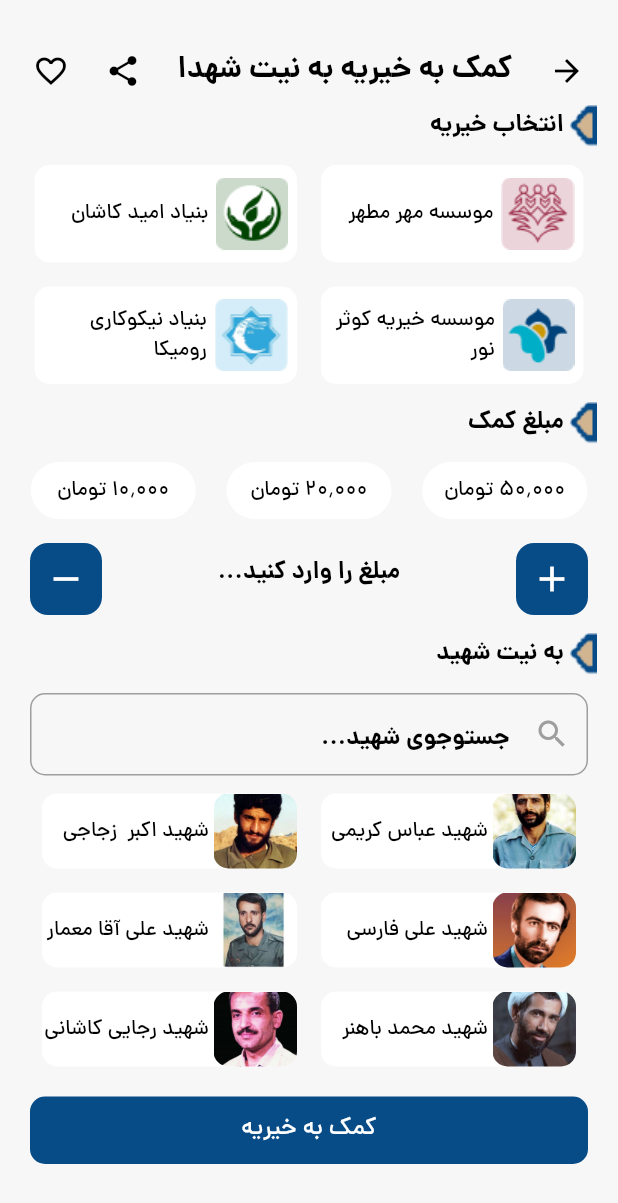
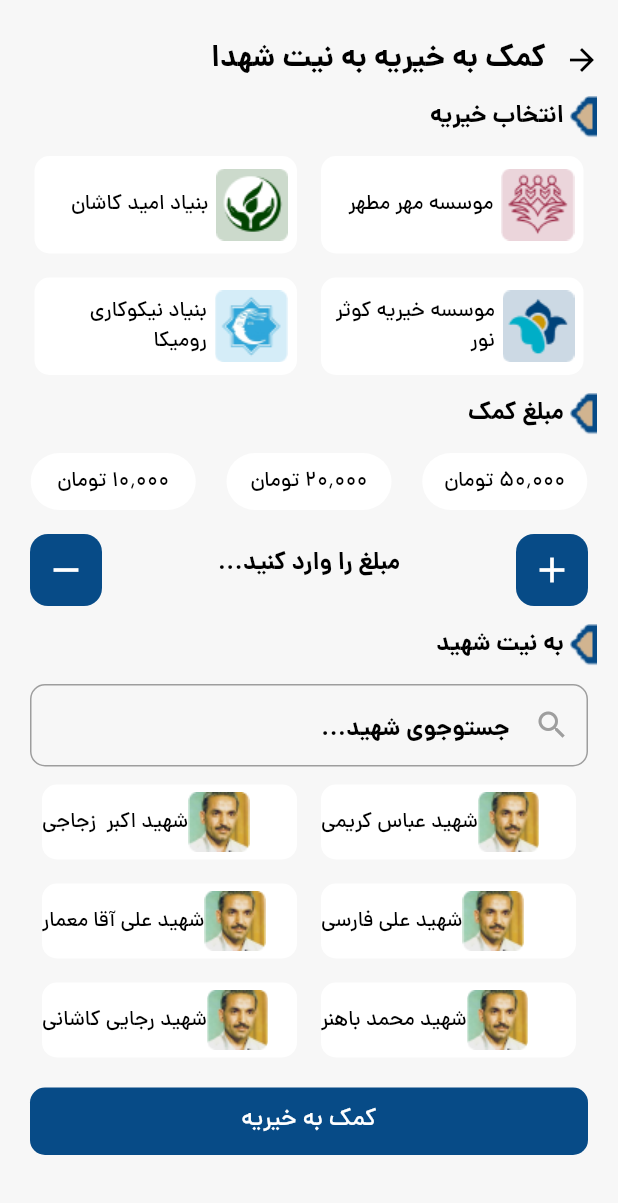
Before and after one commit to Ho3einTahan/shahidNeshan, a Flutter app: the HelpToKheyrieScreen screen opened directly, on a phone screen of 412 x 824 dp. Shown: the top 1203 px of the screen. Run offline on Flutter 3.47's test engine with Material 3 defaults, Android fonts, the phone set to English and light mode, and no system bars; our stand-ins replace flutter_bloc, flutter_map, flutter_svg, get_it, latlong2, smooth_page_indicator and 1 more; missing offline and left inert: animated_snack_bar, story; project files that could hold a hidden picture were left out.

Commit message:
Update    helpToKheyrie_screen.dart

```diff
--- a/lib/src/view/help/presentation/screen/helpToKheyrie_screen.dart
+++ b/lib/src/view/help/presentation/screen/helpToKheyrie_screen.dart
@@ -1,6 +1,5 @@
 import 'package:flutter/material.dart';
 import 'package:shahid_neshan/src/config/theme.dart';
-import 'package:shahid_neshan/src/core/extenstion/navigation_extension.dart';
 
 class HelpToKheyrieScreen extends StatefulWidget {
   const HelpToKheyrieScreen({super.key});
@@ -13,48 +12,25 @@ class _HelpToKheyrieScreenState extends State<HelpToKheyrieScreen> {
   String? selectedKheyrie;
   String? selectedPrice;
   final TextEditingController priceController = TextEditingController();
-  bool isLikedAppbar = false;
 
   @override
   Widget build(BuildContext context) {
     return Scaffold(
       resizeToAvoidBottomInset: true,
       backgroundColor: CustomTheme.theme.colorScheme.background,
-      appBar: PreferredSize(
-        preferredSize: const Size.fromHeight(70),
-        child: Padding(
-          padding: const EdgeInsets.only(top: 24, right: 10, left: 10),
+      body: SingleChildScrollView(
+        child: Column(
+          children: [
+            Padding(
+              padding: const EdgeInsets.only(top: 16),
               child: Row(
-            textDirection: TextDirection.rtl,
-            mainAxisAlignment: MainAxisAlignment.start,
+                mainAxisAlignment: MainAxisAlignment.end,
                 children: [
-              IconButton(onPressed: () => context.navigateBack(), icon: const Icon(Icons.arrow_forward)),
-              Expanded(
-                  child: Text(
-                'کمک به خیریه به نیت شهدا',
-                style: Theme.of(context).textTheme.bodyLarge!.copyWith(fontSize: MediaQuery.of(context).size.width > 360 ? 20 : 16),
-                maxLines: 1,
-                overflow: TextOverflow.ellipsis,
-                textAlign: TextAlign.center,
-              )),
-              IconButton(
-                onPressed: () {},
-                icon: const Icon(Icons.share, color: Colors.black),
-              ),
-              IconButton(
-                  onPressed: () {
-                    setState(() {
-                      isLikedAppbar = !isLikedAppbar;
-                    });
-                  },
-                  icon: Icon(isLikedAppbar ? Icons.favorite : Icons.favorite_border, color: isLikedAppbar ? Colors.red : Colors.black)),
+                  Text('کمک به خیریه به نیت شهدا', style: Theme.of(context).textTheme.bodyLarge!.copyWith(fontSize: 20)),
+                  IconButton(onPressed: () {}, icon: const Icon(Icons.arrow_forward)),
                 ],
               ),
             ),
-      ),
-      body: SingleChildScrollView(
-        child: Column(
-          children: [
             Padding(
               padding: const EdgeInsets.only(right: 14, bottom: 12),
               child: Row(
@@ -144,18 +120,16 @@ class _HelpToKheyrieScreenState extends State<HelpToKheyrieScreen> {
               spacing: 16,
               runSpacing: 16,
               children: [
-                _buildShahidCard('شهید اکبر  زجاجی', 'zojaji'),
-                _buildShahidCard('شهید عباس کریمی', 'karimi'),
-                _buildShahidCard('شهید علی آقا معمار', 'memar'),
-                _buildShahidCard('شهید علی فارسی', 'farsi'),
-                _buildShahidCard('شهید رجایی کاشانی', 'rejaee'),
-                _buildShahidCard('شهید محمد باهنر', 'bahonar'),
+                _buildShahidCard('شهید اکبر  زجاجی', 'shahid-rajaee'),
+                _buildShahidCard('شهید عباس کریمی', 'shahid-rajaee'),
+                _buildShahidCard('شهید علی آقا معمار', 'shahid-rajaee'),
+                _buildShahidCard('شهید علی فارسی', 'shahid-rajaee'),
+                _buildShahidCard('شهید رجایی کاشانی', 'shahid-rajaee'),
+                _buildShahidCard('شهید محمد باهنر', 'shahid-rajaee'),
               ],
             ),
-            Padding(
-              padding: const EdgeInsets.symmetric(vertical: 20),
-              child: _buildHelpToKheyrieButton(),
-            ),
+            const SizedBox(height: 20),
+            _buildHelpToKheyrieButton(),
           ],
         ),
       ),
@@ -226,13 +200,9 @@ class _HelpToKheyrieScreenState extends State<HelpToKheyrieScreen> {
   Widget _buildPlusButton() {
     return InkWell(
       onTap: () {
-        if (priceController.text.isEmpty) {
-          priceController.text = '1000';
-        } else {
         double currentValue = double.parse(persianToEnglishDigits(priceController.text.replaceAll('٬', '')));
         currentValue += 1000;
         priceController.text = currentValue.toStringAsFixed(0).replaceAllMapped(RegExp(r'(\d)(?=(\d{3})+(?!\d))'), (Match m) => '${m[1]}٬');
-        }
       },
       child: Container(
         width: 45,
@@ -249,13 +219,11 @@ class _HelpToKheyrieScreenState extends State<HelpToKheyrieScreen> {
   Widget _buildMinusButton() {
     return InkWell(
       onTap: () {
-        if (priceController.text.isNotEmpty) {
+        setState(() {
           double currentValue = double.parse(persianToEnglishDigits(priceController.text.replaceAll('٬', '')));
-          if (currentValue >= 1000) {
           currentValue -= 1000;
           priceController.text = currentValue.toStringAsFixed(0).replaceAllMapped(RegExp(r'(\d)(?=(\d{3})+(?!\d))'), (Match m) => '${m[1]}٬');
-          }
-        }
+        });
       },
       child: Container(
         width: 45,
@@ -273,18 +241,8 @@ class _HelpToKheyrieScreenState extends State<HelpToKheyrieScreen> {
       decoration: BoxDecoration(color: Colors.white, borderRadius: BorderRadius.circular(10)),
       child: Row(
         children: [
-          Expanded(
-            flex: 2,
-            child: Text(shahidName, style: Theme.of(context).textTheme.bodyMedium!.copyWith(fontSize: 14), textAlign: TextAlign.right),
-          ),
-          const SizedBox(width: 3),
-          Expanded(
-            flex: 1,
-            child: ClipRRect(
-              borderRadius: BorderRadius.circular(10),
-              child: Image.asset('assets/images/shahid_images/$image.png', fit: BoxFit.cover, width: double.infinity, height: 50),
-            ),
-          ),
+          Text(shahidName, style: Theme.of(context).textTheme.bodyMedium!.copyWith(fontSize: 14)),
+          Image.asset('images/$image.png'),
         ],
       ),
     );
```
Lines whose indentation alone changed are shown as unchanged.
